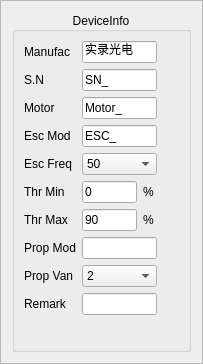
Before: the Qt Designer form ui/testinfoconfig.ui in eshenhu/QtDemo, drawn with Qt 5.
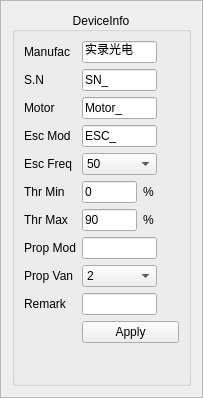
After: the same form once the commit is applied.

```diff
--- a/ui/testinfoconfig.ui
+++ b/ui/testinfoconfig.ui
@@ -7,7 +7,7 @@
     <x>0</x>
     <y>0</y>
     <width>203</width>
-    <height>364</height>
+    <height>398</height>
    </rect>
   </property>
   <property name="sizePolicy">
@@ -594,6 +594,19 @@
         </property>
        </widget>
       </item>
+      <item row="10" column="1">
+       <widget class="QPushButton" name="Apply">
+        <property name="sizePolicy">
+         <sizepolicy hsizetype="Preferred" vsizetype="Fixed">
+          <horstretch>0</horstretch>
+          <verstretch>0</verstretch>
+         </sizepolicy>
+        </property>
+        <property name="text">
+         <string>Apply</string>
+        </property>
+       </widget>
+      </item>
      </layout>
     </widget>
    </item>
```
Left out of the diff: 3 changed lines with no effect on the pictures.
